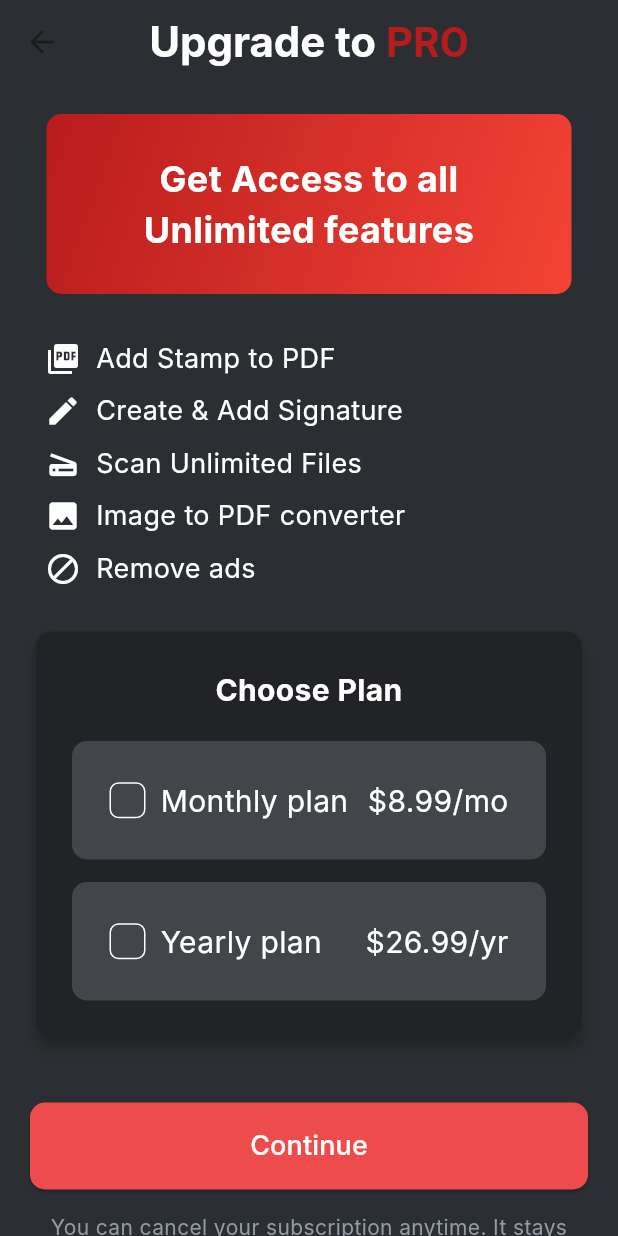
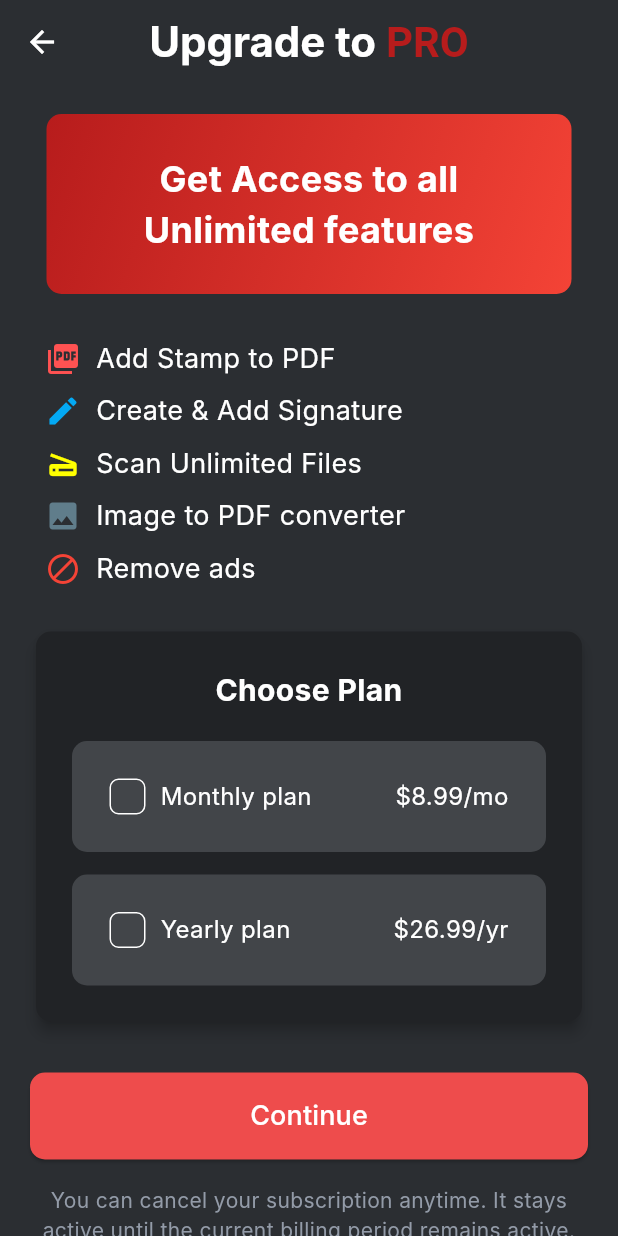
Before and after one commit to hania-ha/Pdf-Design, a Flutter app: the PremiumScreen screen opened directly, on a phone screen of 412 x 824 dp. Run offline on Flutter 3.47's test engine with Material 3 defaults, Android fonts, the phone set to English and light mode, and no system bars; our stand-ins replace device_preview, image_picker; Roboto replaces fonts that are missing (Inter).

Commit message:
Seventh day

```diff
--- a/lib/PremiumScreen.dart
+++ b/lib/PremiumScreen.dart
@@ -16,6 +16,16 @@ class _PremiumScreenState extends State<PremiumScreen> {
       appBar: AppBar(
         backgroundColor: Color.fromRGBO(43, 46, 50, 1),
         centerTitle: true,
+        leading: IconButton(
+    icon: Icon(
+      Icons.arrow_back,
+      color: Colors.white,
+    ),
+    onPressed: () {
+
+      Navigator.of(context).pop();
+    },
+  ),
         title: RichText(
           text: TextSpan(
             style: TextStyle(
@@ -81,7 +91,7 @@ class _PremiumScreenState extends State<PremiumScreen> {
                     Row(
                       mainAxisAlignment: MainAxisAlignment.start,
                       children: [
-                        Icon(Icons.picture_as_pdf, color: Colors.white),
+                        Icon(Icons.picture_as_pdf, color: Colors.redAccent),
                         SizedBox(width: 10),
                         Expanded(
                           child: Text(
@@ -100,7 +110,7 @@ class _PremiumScreenState extends State<PremiumScreen> {
                     Row(
                       mainAxisAlignment: MainAxisAlignment.start,
                       children: [
-                        Icon(Icons.edit, color: Colors.white),
+                        Icon(Icons.edit, color: Colors.lightBlue),
                         SizedBox(width: 10),
                         Expanded(
                           child: Text(
@@ -119,7 +129,7 @@ class _PremiumScreenState extends State<PremiumScreen> {
                     Row(
                       mainAxisAlignment: MainAxisAlignment.start,
                       children: [
-                        Icon(Icons.scanner, color: Colors.white),
+                        Icon(Icons.scanner, color: Colors.yellowAccent),
                         SizedBox(width: 10),
                         Expanded(
                           child: Text(
@@ -138,7 +148,7 @@ class _PremiumScreenState extends State<PremiumScreen> {
                     Row(
                       mainAxisAlignment: MainAxisAlignment.start,
                       children: [
-                        Icon(Icons.image, color: Colors.white),
+                        Icon(Icons.image, color: Colors.blueGrey),
                         SizedBox(width: 10),
                         Expanded(
                           child: Text(
@@ -157,7 +167,7 @@ class _PremiumScreenState extends State<PremiumScreen> {
                     Row(
                       mainAxisAlignment: MainAxisAlignment.start,
                       children: [
-                        Icon(Icons.block, color: Colors.white),
+                        Icon(Icons.block, color: Colors.red),
                         SizedBox(width: 10),
                         Expanded(
                           child: Text(
@@ -174,6 +184,8 @@ class _PremiumScreenState extends State<PremiumScreen> {
                   ],
                 ),
               ),
+
+
 
               SizedBox(height: 5),
 
@@ -211,7 +223,10 @@ class _PremiumScreenState extends State<PremiumScreen> {
                   });
                 },
                 child: Container(
-                                width: 350,
+                  width: double.infinity,
+                  constraints: BoxConstraints(
+                    maxWidth: 500, // Prevent overflow
+                  ),
                   padding: EdgeInsets.all(25),
                   decoration: BoxDecoration(
                     color: Color.fromRGBO(66, 69, 73, 1),
@@ -228,18 +243,22 @@ class _PremiumScreenState extends State<PremiumScreen> {
                             'Monthly plan',
                             style: TextStyle(
                               fontFamily: 'Inter',
-                                            fontSize: 20,
+                              fontSize: 16,
                               color: Colors.white,
                             ),
                           ),
                         ],
                       ),
-                                    Text(
+                      SizedBox(width: 20), // Adjust space to prevent overflow
+                      Flexible(
+                        child: Text(
                           '\$8.99/mo',
                           style: TextStyle(
                             fontFamily: 'Inter',
-                                        fontSize: 20,
+                            fontSize: 16,
                             color: Colors.white,
+                          ),
+                          overflow: TextOverflow.ellipsis, // Prevent text overflow
                         ),
                       ),
                     ],
@@ -255,7 +274,10 @@ class _PremiumScreenState extends State<PremiumScreen> {
                   });
                 },
                 child: Container(
-                                width: 350,
+                  width: double.infinity,
+                  constraints: BoxConstraints(
+                    maxWidth: 500, // Prevent overflow
+                  ),
                   padding: EdgeInsets.all(25),
                   decoration: BoxDecoration(
                     color: Color.fromRGBO(66, 69, 73, 1),
@@ -272,18 +294,22 @@ class _PremiumScreenState extends State<PremiumScreen> {
                             'Yearly plan',
                             style: TextStyle(
                               fontFamily: 'Inter',
-                                            fontSize: 20,
+                              fontSize: 16,
                               color: Colors.white,
                             ),
                           ),
                         ],
                       ),
-                                    Text(
+                      SizedBox(width: 20), // Adjust space to prevent overflow
+                      Flexible(
+                        child: Text(
                           '\$26.99/yr',
                           style: TextStyle(
                             fontFamily: 'Inter',
-                                        fontSize: 20,
+                            fontSize: 16,
                             color: Colors.white,
+                          ),
+                          overflow: TextOverflow.ellipsis, // Prevent text overflow
                         ),
                       ),
                     ],
@@ -297,7 +323,10 @@ class _PremiumScreenState extends State<PremiumScreen> {
     ),
   ),
 ),
-              SizedBox(height: 20),
+
+
+
+              SizedBox(height: 10),
 
               Padding(
                 padding: EdgeInsets.symmetric(horizontal: 20.0),
@@ -324,7 +353,7 @@ class _PremiumScreenState extends State<PremiumScreen> {
                   ),
                 ),
               ),
-              SizedBox(height: 15),
+              SizedBox(height: 17),
 
               Padding(
                 padding: EdgeInsets.symmetric(horizontal: 20.0),
@@ -345,7 +374,7 @@ class _PremiumScreenState extends State<PremiumScreen> {
                 padding: EdgeInsets.symmetric(horizontal: 20.0),
                 child: Column(
                   children: [
-                    Divider(color: Colors.white, height: 1),
+
                     SizedBox(height: 10),
                     Row(
                       mainAxisAlignment: MainAxisAlignment.spaceEvenly,
@@ -354,7 +383,7 @@ class _PremiumScreenState extends State<PremiumScreen> {
                           'Privacy Policy',
                           style: TextStyle(
                             fontFamily: 'Inter',
-                            fontSize: 14,
+                            fontSize: 12,
                             color: Colors.white,
                           ),
                         ),
@@ -362,7 +391,7 @@ class _PremiumScreenState extends State<PremiumScreen> {
                           'Terms and Conditions',
                           style: TextStyle(
                             fontFamily: 'Inter',
-                            fontSize: 14,
+                            fontSize: 12,
                             color: Colors.white,
                           ),
                         ),
@@ -370,7 +399,7 @@ class _PremiumScreenState extends State<PremiumScreen> {
                           'Restore Purchase',
                           style: TextStyle(
                             fontFamily: 'Inter',
-                            fontSize: 14,
+                            fontSize: 12,
                             color: Colors.white,
                           ),
                         ),
--- a/lib/SplashScreen.dart
+++ b/lib/SplashScreen.dart
@@ -58,7 +58,7 @@ class _SplashScreenState extends State<SplashScreen> with SingleTickerProviderSt
                 );
               },
               child: Image.asset(
-                'assets/App_Icon.png',
+                'assets/App_Icon .png',
                 width: 150,
                 height: 150,
               ),
```
Also changed, not shown: lib/Screen1.dart (+7 -11 lines), lib/Screen2.dart (+12 -7 lines), assets/App_Icon .png (renamed from assets/App_Icon.png), assets/crown 1.svg (added), assets/imgtopdf.png (added), assets/removeadds.png (added), assets/scanfiles.png (added). Lines whose indentation alone changed are shown as unchanged.
